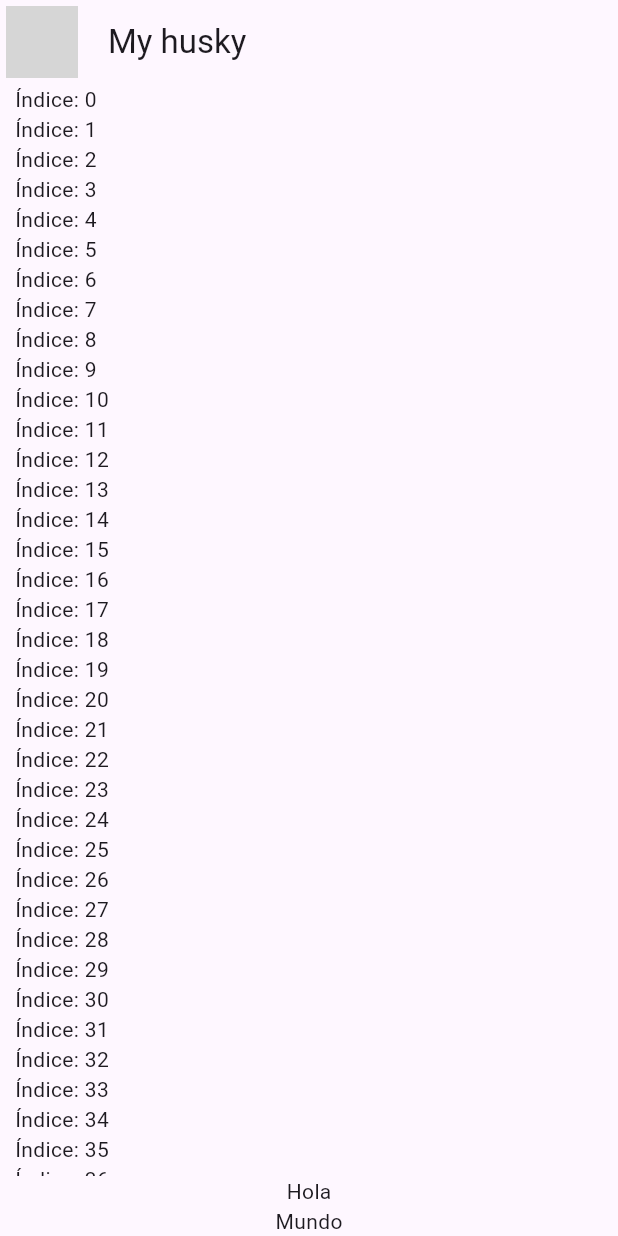
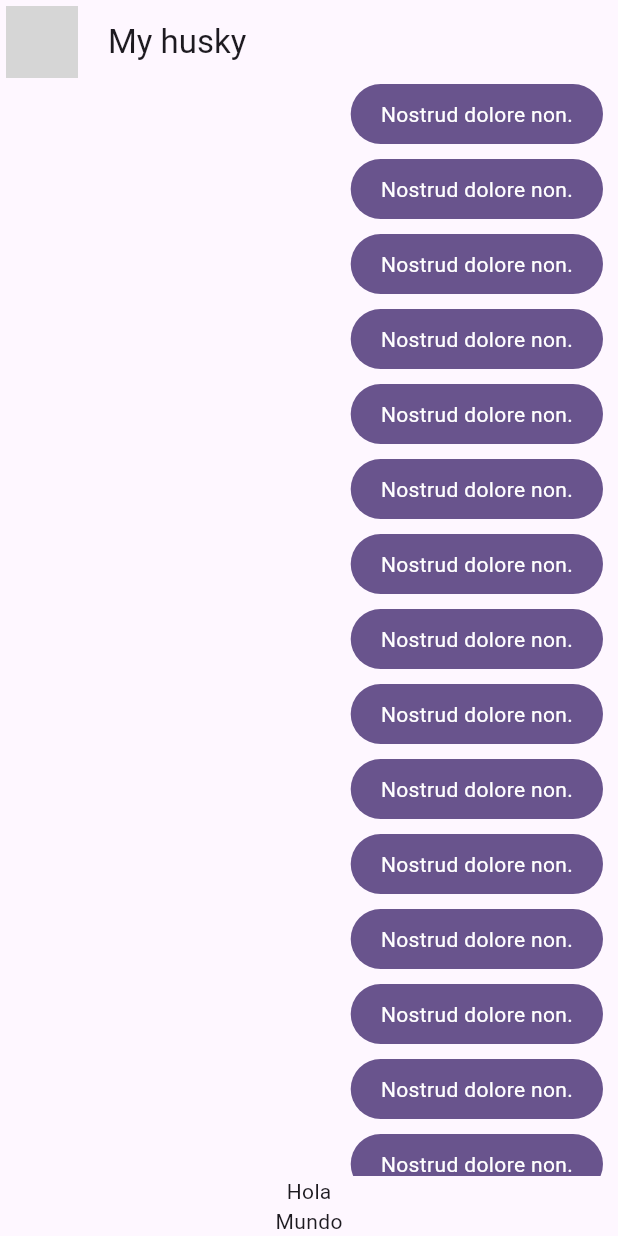
Before and after one commit to gnievap/yes_no_app, a Flutter app: the screen it shows after launch, on a phone screen of 412 x 824 dp. Run offline on Flutter 3.47's test engine with Material 3 defaults, Android fonts, the phone set to English and light mode, and no system bars; network calls fail; grey boxes are pictures that could not be loaded.

Commit message:
My messages

```diff
--- a/lib/main.dart
+++ b/lib/main.dart
@@ -1,6 +1,6 @@
 import 'package:flutter/material.dart';
 import 'package:yes_no_app/config/theme/app_theme.dart';
-import 'package:yes_no_app/presentation/chat/chat_screen.dart';
+import 'package:yes_no_app/presentation/screens/chat/chat_screen.dart';
 
 void main() => runApp(const MyApp());
 
--- a/lib/presentation/chat/chat_screen.dart
+++ b/lib/presentation/screens/chat/chat_screen.dart
@@ -1,4 +1,5 @@
 import 'package:flutter/material.dart';
+import 'package:yes_no_app/presentation/widgets/chat/my_message_buble.dart';
 
 class ChatScreen extends StatelessWidget {
   const ChatScreen({super.key});
@@ -35,7 +36,7 @@ class _ChatView extends StatelessWidget {
               child: ListView.builder(
                 itemCount: 100,
                 itemBuilder: (context, index) {
-                  return Text('Índice: $index');
+                  return const MyMessageBubble();
                 },
               ),
               ),
--- /dev/null
+++ b/lib/presentation/widgets/chat/my_message_buble.dart
@@ -0,0 +1,28 @@
+import 'package:flutter/material.dart';
+
+class MyMessageBubble extends StatelessWidget {
+  const MyMessageBubble({super.key});
+
+  @override
+  Widget build(BuildContext context) {
+
+    final colors = Theme.of(context).colorScheme;
+    return  Column(
+      crossAxisAlignment: CrossAxisAlignment.end,
+      children: [
+        Container(
+          decoration:  BoxDecoration(
+            color: colors.primary,
+            borderRadius: BorderRadius.circular(20),
+          ),
+
+          child: const Padding(
+            padding: EdgeInsets.symmetric(horizontal: 20, vertical: 10),
+            child: Text('Nostrud dolore non.', style: TextStyle(color: Colors.white ),),
+          ),
+        ),
+        const SizedBox(height: 10,),
+      ],
+    );
+  }
+}
```
